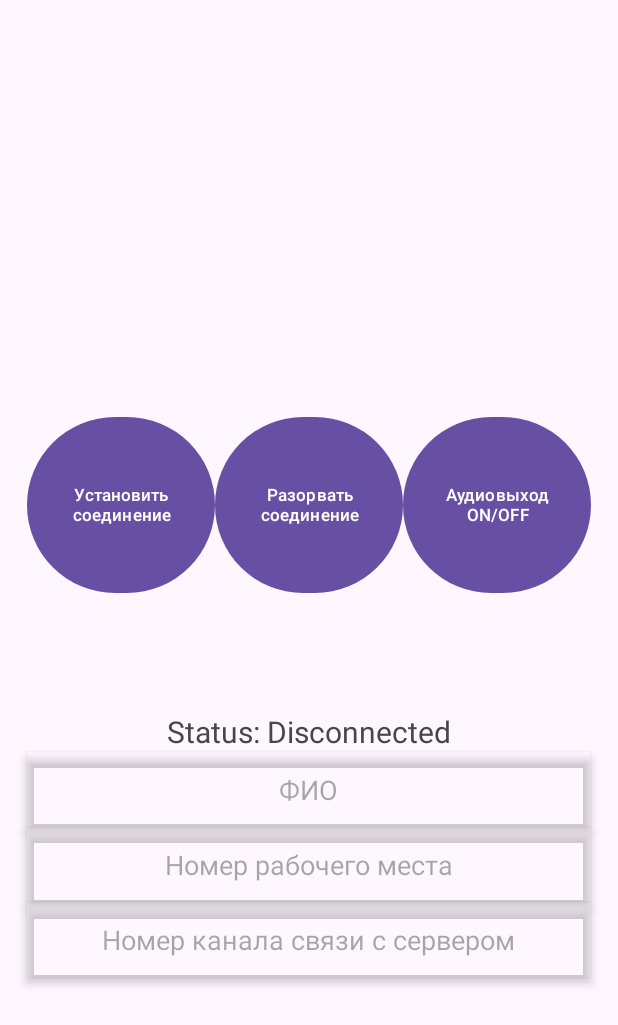
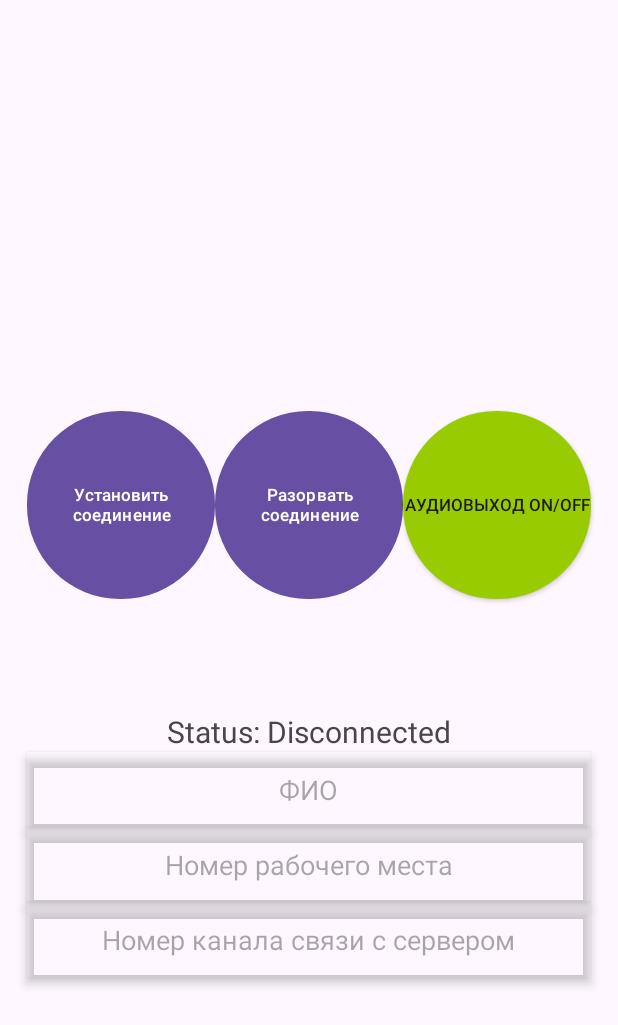
Before and after one commit to METEOPuT/claudio-app, an Android app: the screen it shows after launch (MainActivity), on a phone screen of 412 x 824 dp. Shown: the top 1025 px of the screen. Run offline under Robolectric (Android 15) with nearby library versions, the phone set to English and light mode, and no system bars; libraries missing offline, so code that uses them is left out: io.socket.client, org.webrtc; 6 statements that could not run were skipped.

Commit message:
Replaced buttons

```diff
--- a/app/src/main/java/com/example/mobileapp/MainActivity.java
+++ b/app/src/main/java/com/example/mobileapp/MainActivity.java
@@ -21,17 +21,19 @@ import org.json.JSONObject;
 import android.os.Handler;
 import android.os.Looper;
 import android.widget.TextView;
+import android.graphics.Color;
+import android.content.res.ColorStateList;
 
 public class MainActivity extends AppCompatActivity {
 
     private static final String TAG = "WebRTC_Audio";
-
     private PeerConnectionFactory peerConnectionFactory;
     private PeerConnection peerConnection;
     private AudioTrack remoteAudioTrack;
     private Socket mSocket;
     private TextView connectionStatus; // TextView для отображения состояния подключения
     private Handler mainHandler;
+    private boolean isAudioEnabled = true; // Флаг состояния аудиовыхода
 
 
 
@@ -45,6 +47,10 @@ public class MainActivity extends AppCompatActivity {
         // Кнопка для запуска WebRTC
         Button startCallButton = findViewById(R.id.startCallButton);
         startCallButton.setOnClickListener(v -> initializeWebRTC());
+
+        //Кнопка аудиовыхода
+        Button audioOutputButton = findViewById(R.id.AudioOutputButton);
+        audioOutputButton.setOnClickListener(v -> toggleAudioOutput());
 
         connectionStatus = findViewById(R.id.connectionStatus);
         mainHandler = new Handler(Looper.getMainLooper());
@@ -72,7 +78,7 @@ public class MainActivity extends AppCompatActivity {
 
             mSocket.on(Socket.EVENT_CONNECT_ERROR, args -> {
                 runOnUiThread(() -> {
-                    connectionStatus.setText("Connection Error");
+                        connectionStatus.setText("Connection Error");
                     Log.e("Socket.IO", "Connection error", (Throwable) args[0]);
                 });
             });
@@ -87,6 +93,23 @@ public class MainActivity extends AppCompatActivity {
         } catch (Exception e) {
             Log.e("Socket.IO", "Connection error", e);
             updateConnectionStatus("Error: " + e.getMessage());
+        }
+    }
+
+    private void toggleAudioOutput() {
+        Button audioOutputButton = findViewById(R.id.AudioOutputButton);
+
+        if (remoteAudioTrack != null) {
+            // Переключаем состояние аудиовыхода
+            isAudioEnabled = !isAudioEnabled;
+            remoteAudioTrack.setEnabled(isAudioEnabled);
+
+            // Изменяем фон кнопки в зависимости от состояния
+            int color = isAudioEnabled ? R.color.green : R.color.red; // зелёный или красный
+            audioOutputButton.setBackgroundColor(getResources().getColor(color));
+
+            // Логируем состояние
+            Log.d("WebRTC_Audio", "Audio output: " + (isAudioEnabled ? "ON" : "OFF"));
         }
     }
 
--- /dev/null
+++ b/app/src/main/res/drawable/rounded_button.xml
@@ -0,0 +1,8 @@
+<?xml version="1.0" encoding="utf-8"?>
+<shape xmlns:android="http://schemas.android.com/apk/res/android"
+    android:shape="rectangle">
+
+    <solid android:color="@android:color/holo_green_light"/> <!-- Цвет кнопки -->
+
+    <corners android:radius="62dp"/> <!-- Скругление углов -->
+</shape>
--- a/app/src/main/res/layout/activity_main.xml
+++ b/app/src/main/res/layout/activity_main.xml
@@ -26,22 +26,24 @@
                 android:layout_width="125dp"
                 android:layout_height="125dp"
                 android:text="Установить соединение"
-                android:textSize="11sp" />
+                android:textSize="11sp"
+                android:background="@drawable/rounded_button"/>
 
             <Button
                 android:id="@+id/stopCallButton"
                 android:layout_width="125dp"
                 android:layout_height="125dp"
                 android:text="Разорвать соединение"
-                android:textSize="11sp" />
+                android:textSize="11sp"
+                android:background="@drawable/rounded_button"/>
 
-            <Button
+            <androidx.appcompat.widget.AppCompatButton
                 android:id="@+id/AudioOutputButton"
                 android:layout_width="125dp"
                 android:layout_height="125dp"
                 android:text="Аудиовыход ON/OFF"
-                android:textSize="11sp" />
-
+                android:textSize="11sp"
+                android:background="@drawable/rounded_button"/>
 
         </LinearLayout>
 
--- a/app/src/main/res/values/colors.xml
+++ b/app/src/main/res/values/colors.xml
@@ -2,4 +2,6 @@
 <resources>
     <color name="black">#FF000000</color>
     <color name="white">#FFFFFFFF</color>
+    <color name="green">#4CAF50</color>
+    <color name="red">#F44336</color>
 </resources>
```
